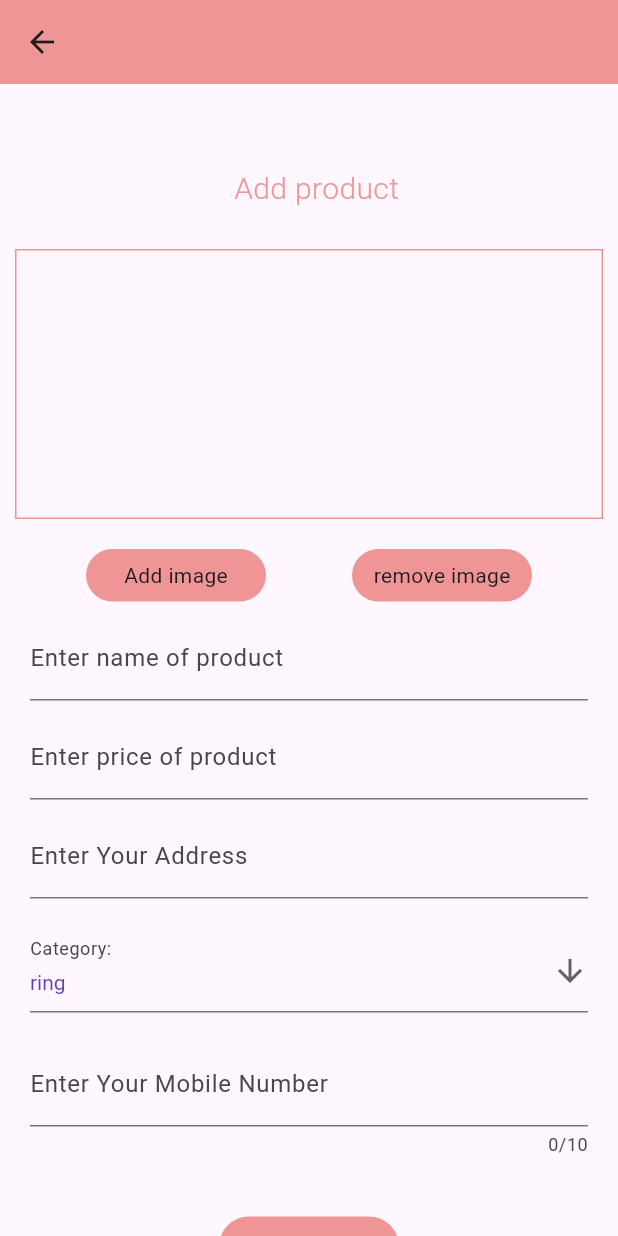
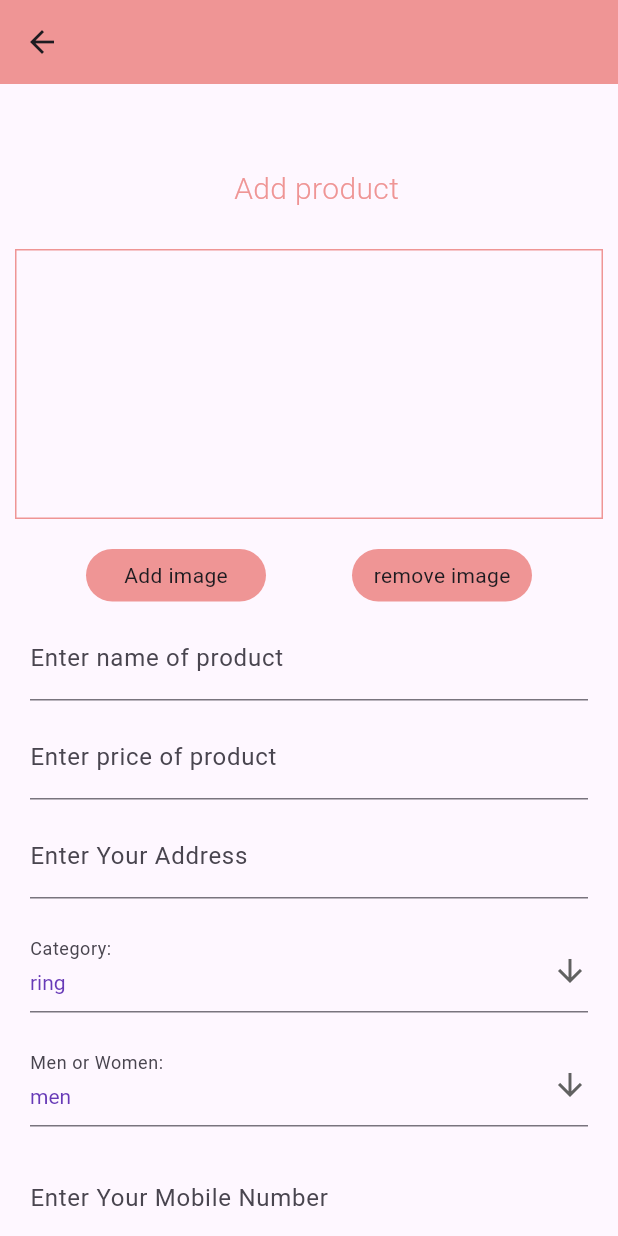
Before and after one commit to Dev-Abhijithmp/thriftstore, a Flutter app: the AddProduct screen opened directly, on a phone screen of 412 x 824 dp. Run offline on Flutter 3.47's test engine with Material 2 defaults, Android fonts, the phone set to English and light mode, and no system bars; our stand-ins replace cloud_firestore, curved_navigation_bar, firebase_auth, firebase_core, firebase_storage, flutter_local_notifications and 3 more; missing offline and left inert: cloud_firestore_web, firebase_auth_web, firebase_core_web, flutter_swiper_tv; accounts and stored records are empty; network calls fail.

```diff
--- a/lib/add/functions.dart
+++ b/lib/add/functions.dart
@@ -28,6 +28,7 @@ Future<Map<String, String>> addproduct({
         .set({
       'uid': FirebaseAuth.instance.currentUser!.uid +
           (documentSnapshot.get('images') + 1).toString(),
+      'userid': FirebaseAuth.instance.currentUser!.uid,
       'address': address,
       'category': category,
       'type': type,
@@ -52,8 +53,6 @@ Future<Map<String, String>> addproduct({
     return {'status': e.message.toString()};
   }
 }
-
-
 
 FirebaseStorage firebaseStorage = FirebaseStorage.instance;
 Future<Map<String, String>> addimagetostorage(File images) async {
--- a/lib/screen/productlistingpage.dart
+++ b/lib/screen/productlistingpage.dart
@@ -58,7 +58,7 @@ class _ProductlistingState extends State<Productlisting> {
                     child: Column(
                       children: [
                         Padding(
-                            padding: EdgeInsets.all(8.0),
+                            padding: const EdgeInsets.all(8.0),
                             child: Image(
                                 height: 120,
                                 image: NetworkImage(
--- a/lib/sellorrent/addproduct.dart
+++ b/lib/sellorrent/addproduct.dart
@@ -26,6 +26,7 @@ File? _pickedImage;
 bool loading = false;
 bool show = true;
 String dropdownValue = 'ring';
+String menorwomen = 'men';
 
 class AddProductState extends State<AddProduct> {
   @override
@@ -184,6 +185,32 @@ class AddProductState extends State<AddProduct> {
           height: 20,
         ),
         Padding(
+          padding: const EdgeInsets.symmetric(horizontal: 20),
+          child: DropdownButtonFormField<String>(
+            decoration: InputDecoration(labelText: 'Men or Women:'),
+            value: menorwomen,
+            icon: const Icon(Icons.arrow_downward),
+            iconSize: 24,
+            elevation: 16,
+            style: const TextStyle(color: Colors.deepPurple),
+            onChanged: (String? newValue) {
+              setState(() {
+                menorwomen = newValue!;
+              });
+            },
+            items: <String>['men', 'women']
+                .map<DropdownMenuItem<String>>((String value) {
+              return DropdownMenuItem<String>(
+                value: value,
+                child: Text(value),
+              );
+            }).toList(),
+          ),
+        ),
+        SizedBox(
+          height: 20,
+        ),
+        Padding(
           padding: EdgeInsets.only(left: 20, right: 20),
           child: Column(children: [
             TextFormField(
```
Also changed, not shown: lib/screen/myproducts.dart (added, +87 -0 lines), lib/screen/profile.dart (+18 -0 lines).
